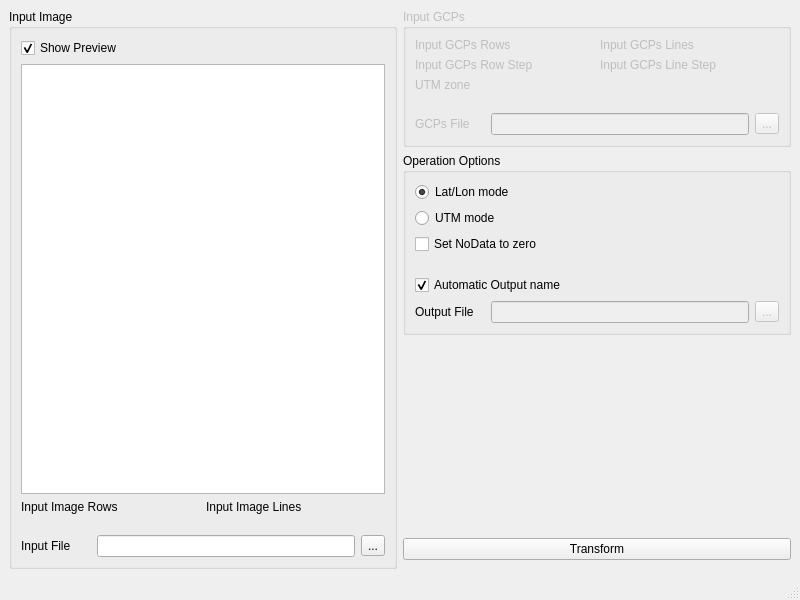
First picture: the form in src/qt/mainwindow.ui, repository mentaljam/MSUProj, before the edit.
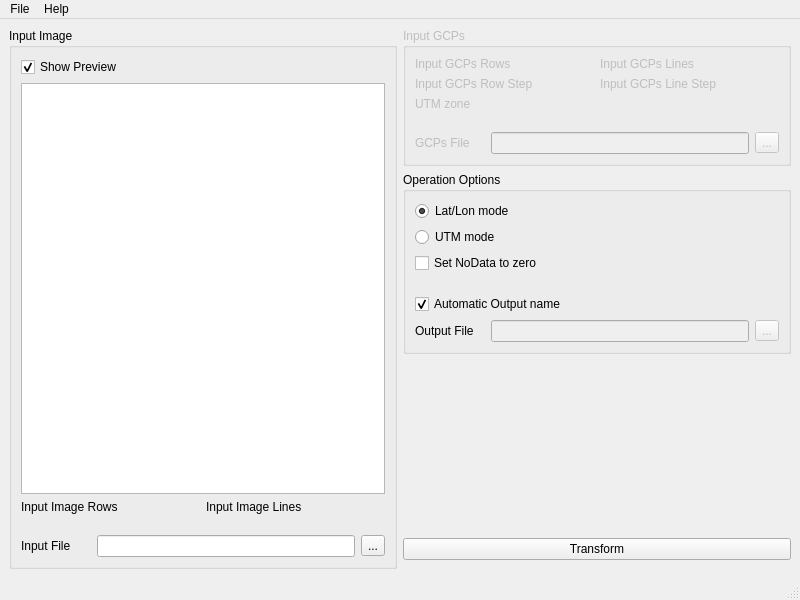
Second picture: the form after the edit.

Commit message: About window

What changed in the file:
```diff
--- a/src/qt/mainwindow.ui
+++ b/src/qt/mainwindow.ui
@@ -428,9 +428,24 @@
      <x>0</x>
      <y>0</y>
      <width>800</width>
-     <height>21</height>
+     <height>25</height>
     </rect>
    </property>
+   <widget class="QMenu" name="menuFile">
+    <property name="title">
+     <string>File</string>
+    </property>
+    <addaction name="actionExit"/>
+   </widget>
+   <widget class="QMenu" name="menuHelp">
+    <property name="title">
+     <string>Help</string>
+    </property>
+    <addaction name="actionReference"/>
+    <addaction name="actionAbout"/>
+   </widget>
+   <addaction name="menuFile"/>
+   <addaction name="menuHelp"/>
   </widget>
   <widget class="QStatusBar" name="statusbar"/>
  </widget>
```
Left out of the diff: 42 changed lines with no effect on the pictures. The commit also changes 2 other files.
